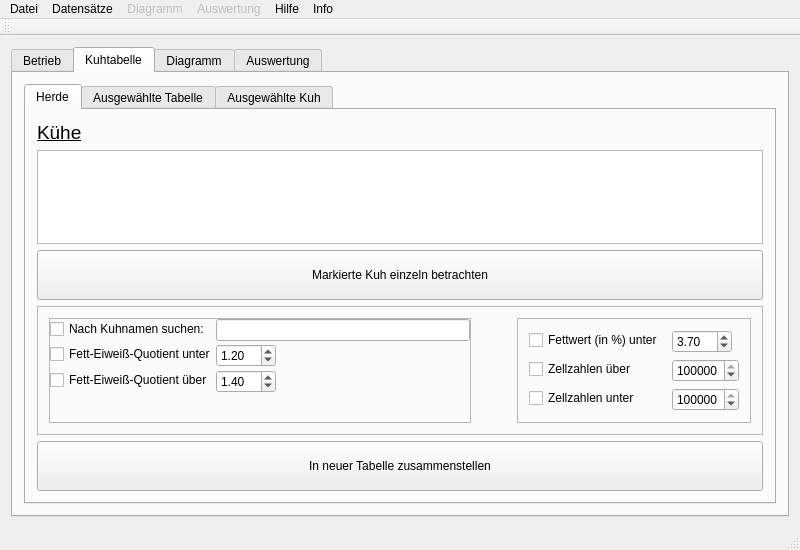
Old version of the form mainwindow.ui in the repository kuhmuckl/kuhmuckl.
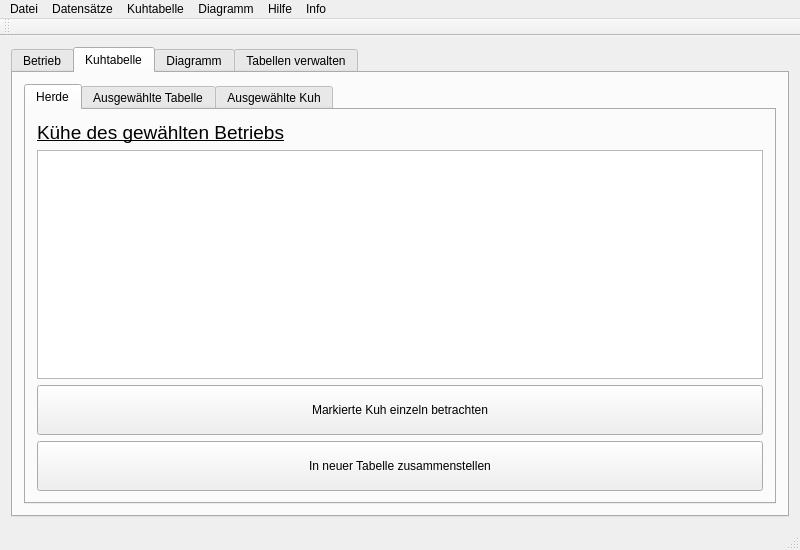
New version of the form. The open tabs and pages were chosen to show the change.

The edit to the form file:
```diff
--- a/mainwindow.ui
+++ b/mainwindow.ui
@@ -160,7 +160,7 @@
                </font>
               </property>
               <property name="text">
-               <string>Kühe</string>
+               <string>Kühe des gewählten Betriebs</string>
               </property>
              </widget>
             </item>
@@ -180,210 +180,6 @@
               </property>
              </widget>
             </item>
-            <item>
-             <widget class="QFrame" name="fl_Cows">
-              <property name="frameShape">
-               <enum>QFrame::StyledPanel</enum>
-              </property>
-              <property name="frameShadow">
-               <enum>QFrame::Raised</enum>
-              </property>
-              <layout class="QHBoxLayout" name="horizontalLayout">
-               <item>
-                <widget class="QFrame" name="f_CowsLeft">
-                 <property name="frameShape">
-                  <enum>QFrame::StyledPanel</enum>
-                 </property>
-                 <property name="frameShadow">
-                  <enum>QFrame::Raised</enum>
-                 </property>
-                 <layout class="QFormLayout" name="formLayout_2">
-                  <property name="sizeConstraint">
-                   <enum>QLayout::SetDefaultConstraint</enum>
-                  </property>
-                  <property name="fieldGrowthPolicy">
-                   <enum>QFormLayout::AllNonFixedFieldsGrow</enum>
-                  </property>
-                  <property name="rowWrapPolicy">
-                   <enum>QFormLayout::DontWrapRows</enum>
-                  </property>
-                  <property name="horizontalSpacing">
-                   <number>0</number>
-                  </property>
-                  <property name="verticalSpacing">
-                   <number>3</number>
-                  </property>
-                  <property name="margin">
-                   <number>0</number>
-                  </property>
-                  <item row="1" column="0">
-                   <widget class="QCheckBox" name="cb_SearchCowByName">
-                    <property name="text">
-                     <string>Nach Kuhnamen suchen:</string>
-                    </property>
-                   </widget>
-                  </item>
-                  <item row="1" column="1">
-                   <widget class="QLineEdit" name="ed_CowName"/>
-                  </item>
-                  <item row="2" column="0">
-                   <widget class="QCheckBox" name="cb_MinFatProteinQuotient">
-                    <property name="text">
-                     <string>Fett-Eiweiß-Quotient unter</string>
-                    </property>
-                   </widget>
-                  </item>
-                  <item row="2" column="1">
-                   <widget class="QDoubleSpinBox" name="sb_MinFatProteinQuotient">
-                    <property name="maximumSize">
-                     <size>
-                      <width>60</width>
-                      <height>16777215</height>
-                     </size>
-                    </property>
-                    <property name="singleStep">
-                     <double>0.200000000000000</double>
-                    </property>
-                    <property name="value">
-                     <double>1.200000000000000</double>
-                    </property>
-                   </widget>
-                  </item>
-                  <item row="3" column="0">
-                   <widget class="QCheckBox" name="cb_MaxFatProteinQuotient">
-                    <property name="text">
-                     <string>Fett-Eiweiß-Quotient über</string>
-                    </property>
-                   </widget>
-                  </item>
-                  <item row="3" column="1">
-                   <widget class="QDoubleSpinBox" name="sb_MaxFatProteinQuotient">
-                    <property name="maximumSize">
-                     <size>
-                      <width>60</width>
-                      <height>16777215</height>
-                     </size>
-                    </property>
-                    <property name="singleStep">
-                     <double>0.200000000000000</double>
-                    </property>
-                    <property name="value">
-                     <double>1.400000000000000</double>
-                    </property>
-                   </widget>
-                  </item>
-                 </layout>
-                </widget>
-               </item>
-               <item>
-                <spacer name="horizontalSpacer">
-                 <property name="orientation">
-                  <enum>Qt::Horizontal</enum>
-                 </property>
-                 <property name="sizeType">
-                  <enum>QSizePolicy::Fixed</enum>
-                 </property>
-                 <property name="sizeHint" stdset="0">
-                  <size>
-                   <width>40</width>
-                   <height>20</height>
-                  </size>
-                 </property>
-                </spacer>
-               </item>
-               <item>
-                <widget class="QFrame" name="F_CowsRight">
-                 <property name="frameShape">
-                  <enum>QFrame::StyledPanel</enum>
-                 </property>
-                 <property name="frameShadow">
-                  <enum>QFrame::Raised</enum>
-                 </property>
-                 <layout class="QFormLayout" name="formLayout_3">
-                  <item row="2" column="0">
-                   <widget class="QCheckBox" name="cb_MinCellCount">
-                    <property name="text">
-                     <string>Zellzahlen über</string>
-                    </property>
-                   </widget>
-                  </item>
-                  <item row="0" column="0">
-                   <widget class="QCheckBox" name="cb_FatPercentage">
-                    <property name="text">
-                     <string>Fettwert (in %) unter </string>
-                    </property>
-                   </widget>
-                  </item>
-                  <item row="0" column="1">
-                   <widget class="QDoubleSpinBox" name="sb_FatPercentage">
-                    <property name="maximumSize">
-                     <size>
-                      <width>60</width>
-                      <height>16777215</height>
-                     </size>
-                    </property>
-                    <property name="maximum">
-                     <double>100.000000000000000</double>
-                    </property>
-                    <property name="singleStep">
-                     <double>0.200000000000000</double>
-                    </property>
-                    <property name="value">
-                     <double>3.700000000000000</double>
-                    </property>
-                   </widget>
-                  </item>
-                  <item row="3" column="0">
-                   <widget class="QCheckBox" name="cb_MaxCellCount">
-                    <property name="text">
-                     <string>Zellzahlen unter</string>
-                    </property>
-                   </widget>
-                  </item>
-                  <item row="2" column="1">
-                   <widget class="QSpinBox" name="sb_MinCellCount">
-                    <property name="maximumSize">
-                     <size>
-                      <width>100</width>
-                      <height>16777215</height>
-                     </size>
-                    </property>
-                    <property name="maximum">
-                     <number>2000000</number>
-                    </property>
-                    <property name="singleStep">
-                     <number>50000</number>
-                    </property>
-                    <property name="value">
-                     <number>200000</number>
-                    </property>
-                   </widget>
-                  </item>
-                  <item row="3" column="1">
-                   <widget class="QSpinBox" name="sb_MaxCellCount">
-                    <property name="maximumSize">
-                     <size>
-                      <width>100</width>
-                      <height>16777215</height>
-                     </size>
-                    </property>
-                    <property name="maximum">
-                     <number>2000000</number>
-                    </property>
-                    <property name="singleStep">
-                     <number>50000</number>
-                    </property>
-                    <property name="value">
-                     <number>800000</number>
-                    </property>
-                   </widget>
-                  </item>
-                 </layout>
-                </widget>
-               </item>
-              </layout>
-             </widget>
-            </item>
             <item>
              <widget class="QPushButton" name="pb_CowsSearchAndMark">
               <property name="minimumSize">
@@ -558,9 +354,9 @@
         <bool>true</bool>
        </property>
        <attribute name="title">
-        <string>Auswertung</string>
+        <string>Tabellen verwalten</string>
        </attribute>
-       <layout class="QVBoxLayout" name="verticalLayout_6">
+       <layout class="QHBoxLayout" name="horizontalLayout">
         <item>
          <widget class="QGraphicsView" name="gv_Report"/>
         </item>
@@ -669,10 +465,10 @@
    </widget>
    <widget class="QMenu" name="menuReport">
     <property name="enabled">
-     <bool>false</bool>
+     <bool>true</bool>
     </property>
     <property name="title">
-     <string>Auswertung</string>
+     <string>Kuhtabelle</string>
     </property>
     <widget class="QMenu" name="menuRecentlyUsedReports">
      <property name="title">
@@ -705,7 +501,7 @@
    </widget>
    <widget class="QMenu" name="menuDiagram">
     <property name="enabled">
-     <bool>false</bool>
+     <bool>true</bool>
     </property>
     <property name="title">
      <string>Diagramm</string>
@@ -750,8 +546,8 @@
    </widget>
    <addaction name="menuData"/>
    <addaction name="menuDataSet"/>
-   <addaction name="menuDiagram"/>
    <addaction name="menuReport"/>
+   <addaction name="menuDiagram"/>
    <addaction name="menuHelp"/>
    <addaction name="menuInfo"/>
   </widget>
```
Left out of the diff: 173 changed lines with no effect on the pictures.
